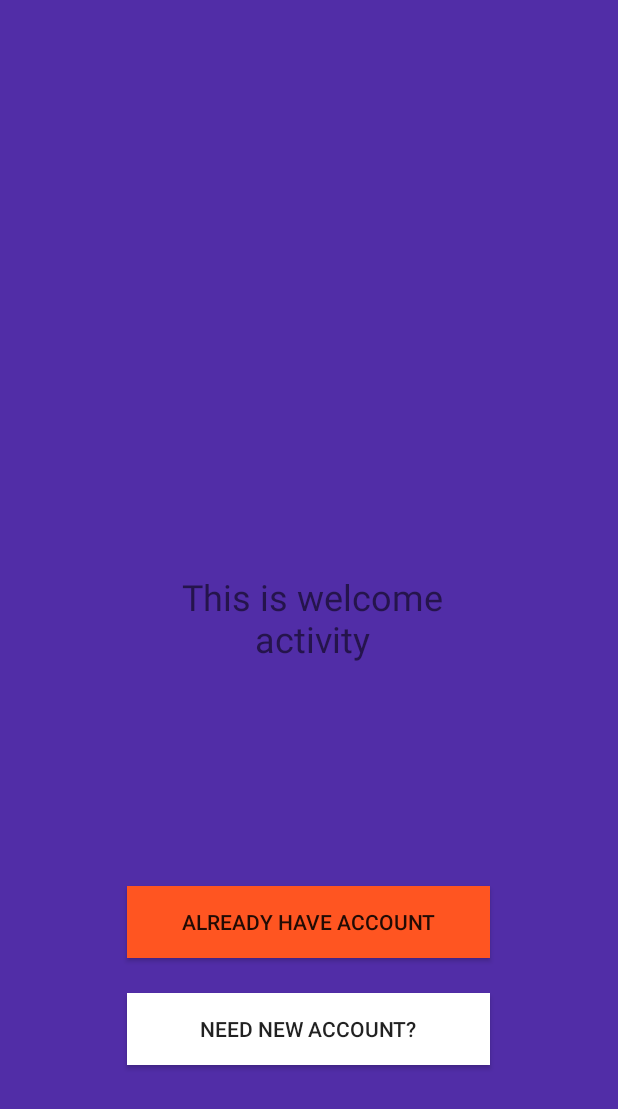
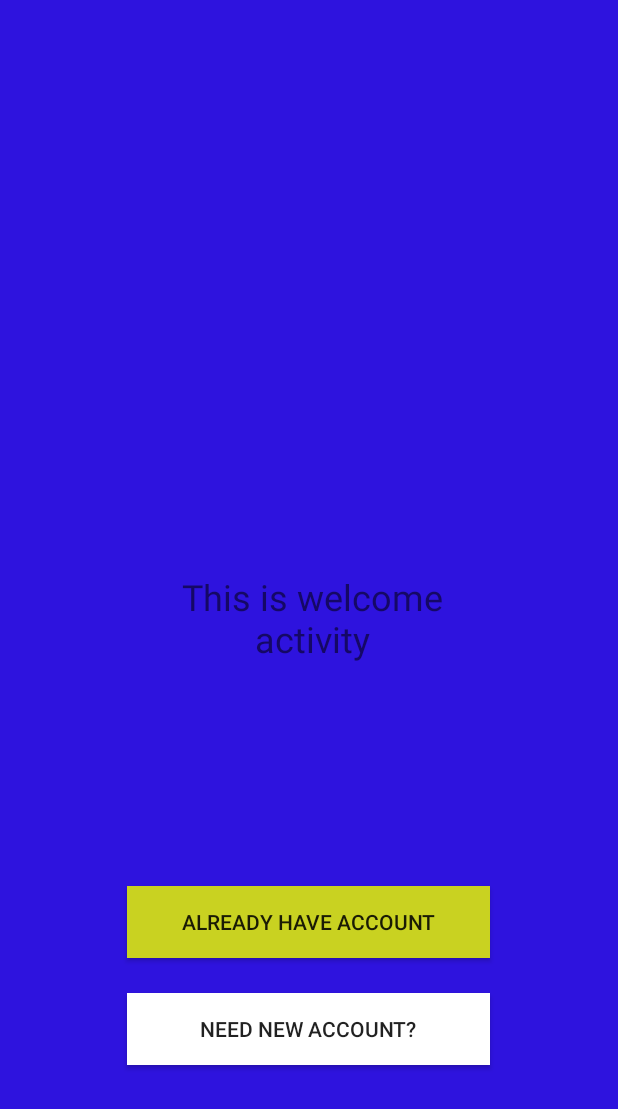
Before and after one commit to Amit1110/Go-Chat, an Android app: the screen it shows after launch (StartActivity), on a phone screen of 412 x 824 dp. Shown: the top 1109 px of the screen. Run offline under Robolectric (Android 15) with nearby library versions, the phone set to English and light mode, and no system bars; our stand-ins replace Firebase (no records; nobody signed in at launch, a user with empty details on screens opened directly), Picasso; pictures from the network do not load; 1 statement that could not run was skipped.

Commit message:
UI updated

```diff
--- a/app/src/main/res/values/colors.xml
+++ b/app/src/main/res/values/colors.xml
@@ -1,6 +1,6 @@
 <?xml version="1.0" encoding="utf-8"?>
 <resources>
-    <color name="colorPrimary">#673bb7</color>
-    <color name="colorPrimaryDark">#512da7</color>
-    <color name="colorAccent">#ff5521</color>
+    <color name="colorPrimary">#42b8cf</color>
+    <color name="colorPrimaryDark">#2e13de</color>
+    <color name="colorAccent">#c9d221</color>
 </resources>
--- a/app/src/main/res/values/strings.xml
+++ b/app/src/main/res/values/strings.xml
@@ -5,7 +5,7 @@
     <string name="enter_email">Enter Email</string>
     <string name="create_account">Create Account</string>
     <string name="enter_password">Enter Password</string>
-    <string name="main_Activity_Action_Bar">Chat View</string>
+    <string name="main_Activity_Action_Bar">Go Chat</string>
     <string name="logut">Logut</string>
     <string name="create_a_new_account">Create a New Account</string>
     <string name="reg_toolbar_title">Create Account</string>
```
